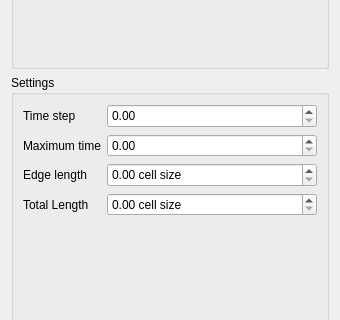
Qt form smoke/view/streamlinestab.ui (bvanloon/Scientific-Visualization) before a commit; both pictures show x 0 to 340 and y 233 to 553 of the 340 by 907 pixel window.
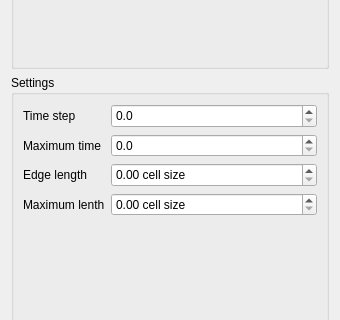
The same form after that commit. Custom widgets are drawn as their Qt base class.

```diff
--- a/smoke/view/streamlinestab.ui
+++ b/smoke/view/streamlinestab.ui
@@ -70,6 +70,9 @@
             <property name="statusTip">
              <string/>
             </property>
+            <property name="decimals">
+             <number>1</number>
+            </property>
            </widget>
           </item>
           <item row="2" column="0">
@@ -94,7 +97,7 @@
              <string> cell size</string>
             </property>
             <property name="maximum">
-             <double>3.000000000000000</double>
+             <double>10.000000000000000</double>
             </property>
             <property name="singleStep">
              <double>0.010000000000000</double>
@@ -113,12 +116,18 @@
             <property name="toolTip">
              <string>The maximum integration time. </string>
             </property>
+            <property name="decimals">
+             <number>1</number>
+            </property>
+            <property name="maximum">
+             <double>16777215.000000000000000</double>
+            </property>
            </widget>
           </item>
           <item row="3" column="0">
            <widget class="QLabel" name="totalLengthLabel">
             <property name="text">
-             <string>Total Length</string>
+             <string>Maximum lenth</string>
             </property>
            </widget>
           </item>
@@ -130,6 +139,9 @@
             <property name="suffix">
              <string> cell size</string>
             </property>
+            <property name="maximum">
+             <double>16777215.000000000000000</double>
+            </property>
            </widget>
           </item>
          </layout>
```
Left out of the diff: 4 changed lines with no effect on the pictures.
